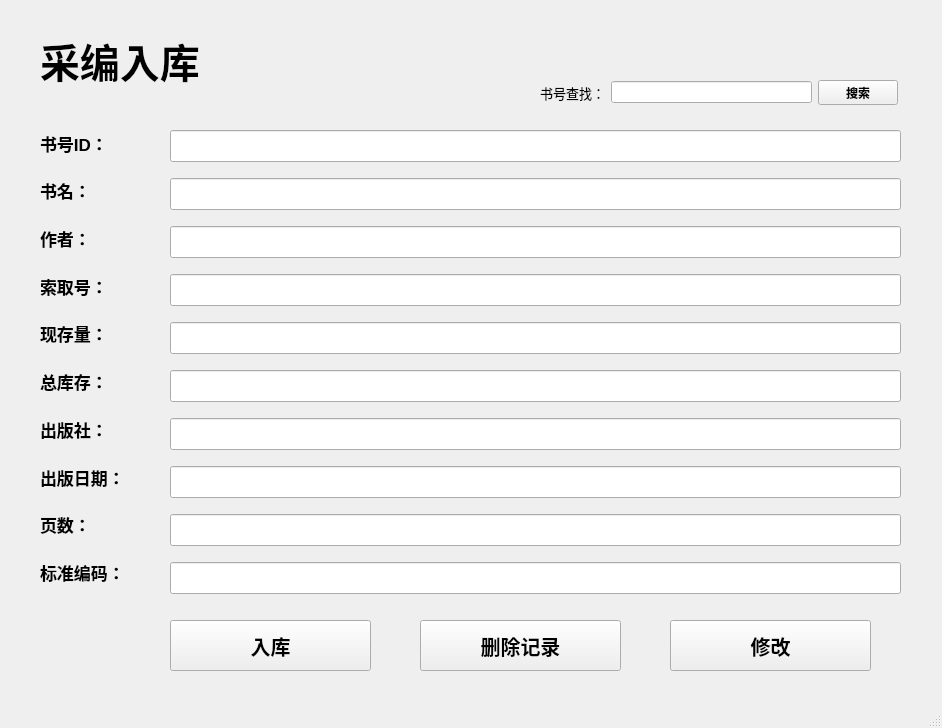
Above: LibraryManager/bookinw.ui from wmpscc/LibraryManager before the change. Below: the same form after it.
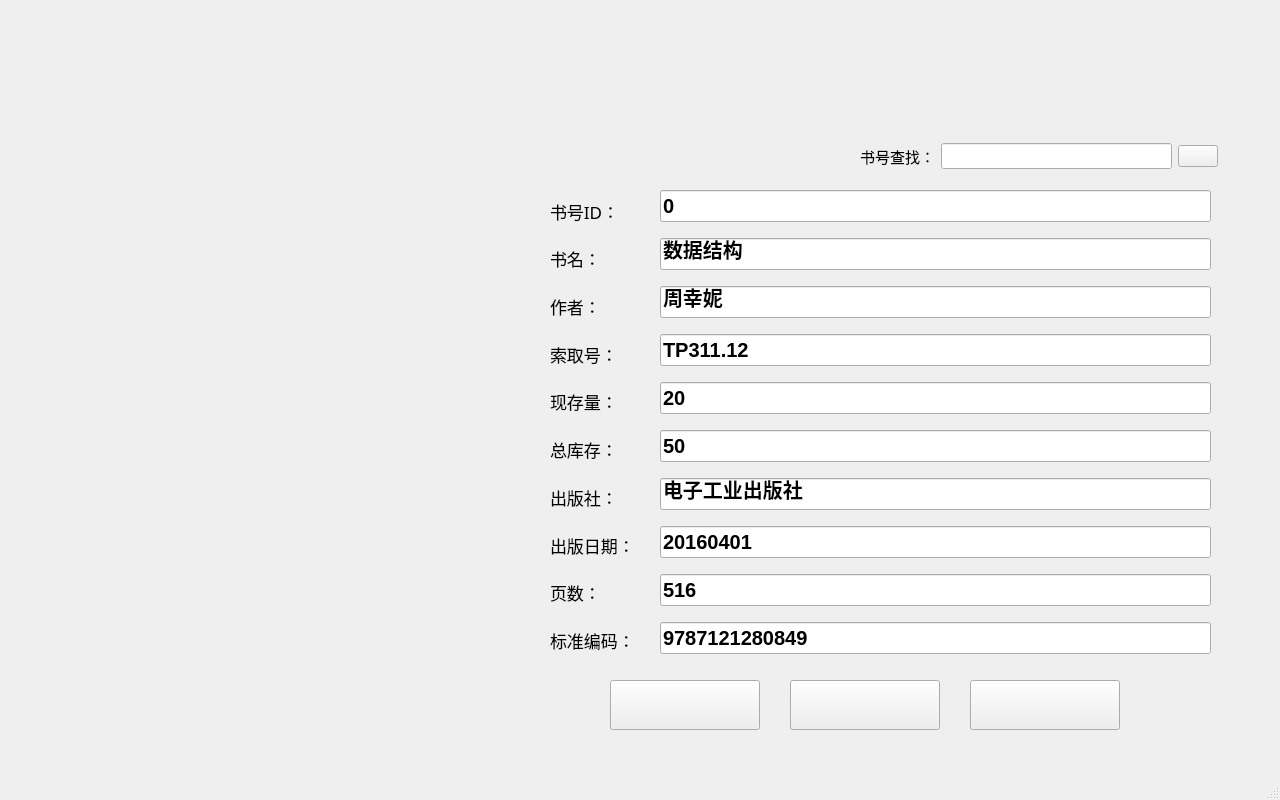
That is the form after the change.

Diff of the .ui file:
```diff
--- a/LibraryManager/bookinw.ui
+++ b/LibraryManager/bookinw.ui
@@ -6,8 +6,8 @@
    <rect>
     <x>0</x>
     <y>0</y>
-    <width>942</width>
-    <height>728</height>
+    <width>1280</width>
+    <height>800</height>
    </rect>
   </property>
   <property name="font">
@@ -20,33 +20,13 @@
    <string>MainWindow</string>
   </property>
   <widget class="QWidget" name="centralwidget">
-   <widget class="QLabel" name="label">
-    <property name="geometry">
-     <rect>
-      <x>40</x>
-      <y>30</y>
-      <width>251</width>
-      <height>61</height>
-     </rect>
-    </property>
-    <property name="font">
-     <font>
-      <pointsize>30</pointsize>
-      <weight>75</weight>
-      <bold>true</bold>
-     </font>
-    </property>
-    <property name="text">
-     <string>采编入库</string>
-    </property>
-   </widget>
    <widget class="QPushButton" name="pushButton">
     <property name="geometry">
      <rect>
-      <x>170</x>
-      <y>620</y>
-      <width>201</width>
-      <height>51</height>
+      <x>610</x>
+      <y>680</y>
+      <width>150</width>
+      <height>50</height>
      </rect>
     </property>
     <property name="font">
@@ -55,15 +35,15 @@
      </font>
     </property>
     <property name="text">
-     <string>入库</string>
+     <string/>
     </property>
    </widget>
    <widget class="QWidget" name="layoutWidget">
     <property name="geometry">
      <rect>
-      <x>40</x>
-      <y>122</y>
-      <width>117</width>
+      <x>550</x>
+      <y>190</y>
+      <width>101</width>
       <height>471</height>
      </rect>
     </property>
@@ -77,7 +57,10 @@
       <widget class="QLabel" name="label_2">
        <property name="font">
         <font>
+         <family>微软雅黑 Light</family>
          <pointsize>13</pointsize>
+         <weight>50</weight>
+         <bold>false</bold>
         </font>
        </property>
        <property name="text">
@@ -89,7 +72,10 @@
       <widget class="QLabel" name="label_3">
        <property name="font">
         <font>
+         <family>微软雅黑 Light</family>
          <pointsize>13</pointsize>
+         <weight>50</weight>
+         <bold>false</bold>
         </font>
        </property>
        <property name="text">
@@ -101,7 +87,10 @@
       <widget class="QLabel" name="label_4">
        <property name="font">
         <font>
+         <family>微软雅黑 Light</family>
          <pointsize>13</pointsize>
+         <weight>50</weight>
+         <bold>false</bold>
         </font>
        </property>
        <property name="text">
@@ -113,7 +102,10 @@
       <widget class="QLabel" name="label_5">
        <property name="font">
         <font>
+         <family>微软雅黑 Light</family>
          <pointsize>13</pointsize>
+         <weight>50</weight>
+         <bold>false</bold>
         </font>
        </property>
        <property name="text">
@@ -125,7 +117,10 @@
       <widget class="QLabel" name="label_6">
        <property name="font">
         <font>
+         <family>微软雅黑 Light</family>
          <pointsize>13</pointsize>
+         <weight>50</weight>
+         <bold>false</bold>
         </font>
        </property>
        <property name="text">
@@ -137,7 +132,10 @@
       <widget class="QLabel" name="label_7">
        <property name="font">
         <font>
+         <family>微软雅黑 Light</family>
          <pointsize>13</pointsize>
+         <weight>50</weight>
+         <bold>false</bold>
         </font>
        </property>
        <property name="text">
@@ -149,7 +147,10 @@
       <widget class="QLabel" name="label_8">
        <property name="font">
         <font>
+         <family>微软雅黑 Light</family>
          <pointsize>13</pointsize>
+         <weight>50</weight>
+         <bold>false</bold>
         </font>
        </property>
        <property name="text">
@@ -161,7 +162,10 @@
       <widget class="QLabel" name="label_9">
        <property name="font">
         <font>
+         <family>微软雅黑 Light</family>
          <pointsize>13</pointsize>
+         <weight>50</weight>
+         <bold>false</bold>
         </font>
        </property>
        <property name="text">
@@ -173,7 +177,10 @@
       <widget class="QLabel" name="label_10">
        <property name="font">
         <font>
+         <family>微软雅黑 Light</family>
          <pointsize>13</pointsize>
+         <weight>50</weight>
+         <bold>false</bold>
         </font>
        </property>
        <property name="text">
@@ -185,7 +192,10 @@
       <widget class="QLabel" name="label_11">
        <property name="font">
         <font>
+         <family>微软雅黑 Light</family>
          <pointsize>13</pointsize>
+         <weight>50</weight>
+         <bold>false</bold>
         </font>
        </property>
        <property name="text">
@@ -198,9 +208,9 @@
    <widget class="QWidget" name="layoutWidget">
     <property name="geometry">
      <rect>
-      <x>170</x>
-      <y>120</y>
-      <width>731</width>
+      <x>660</x>
+      <y>180</y>
+      <width>551</width>
       <height>491</height>
      </rect>
     </property>
@@ -217,6 +227,9 @@
          <pointsize>15</pointsize>
         </font>
        </property>
+       <property name="text">
+        <string>0</string>
+       </property>
       </widget>
      </item>
      <item>
@@ -226,6 +239,9 @@
          <pointsize>15</pointsize>
         </font>
        </property>
+       <property name="text">
+        <string>数据结构</string>
+       </property>
       </widget>
      </item>
      <item>
@@ -235,6 +251,9 @@
          <pointsize>15</pointsize>
         </font>
        </property>
+       <property name="text">
+        <string>周幸妮</string>
+       </property>
       </widget>
      </item>
      <item>
@@ -244,6 +263,9 @@
          <pointsize>15</pointsize>
         </font>
        </property>
+       <property name="text">
+        <string>TP311.12</string>
+       </property>
       </widget>
      </item>
      <item>
@@ -253,6 +275,9 @@
          <pointsize>15</pointsize>
         </font>
        </property>
+       <property name="text">
+        <string>20</string>
+       </property>
       </widget>
      </item>
      <item>
@@ -262,6 +287,9 @@
          <pointsize>15</pointsize>
         </font>
        </property>
+       <property name="text">
+        <string>50</string>
+       </property>
       </widget>
      </item>
      <item>
@@ -271,6 +299,9 @@
          <pointsize>15</pointsize>
         </font>
        </property>
+       <property name="text">
+        <string>电子工业出版社</string>
+       </property>
       </widget>
      </item>
      <item>
@@ -280,6 +311,9 @@
          <pointsize>15</pointsize>
         </font>
        </property>
+       <property name="text">
+        <string>20160401</string>
+       </property>
       </widget>
      </item>
      <item>
@@ -289,6 +323,9 @@
          <pointsize>15</pointsize>
         </font>
        </property>
+       <property name="text">
+        <string>516</string>
+       </property>
       </widget>
      </item>
      <item>
@@ -298,6 +335,9 @@
          <pointsize>15</pointsize>
         </font>
        </property>
+       <property name="text">
+        <string>9787121280849</string>
+       </property>
       </widget>
      </item>
     </layout>
@@ -305,10 +345,10 @@
    <widget class="QPushButton" name="pushButton_3">
     <property name="geometry">
      <rect>
-      <x>420</x>
-      <y>620</y>
-      <width>201</width>
-      <height>51</height>
+      <x>970</x>
+      <y>680</y>
+      <width>150</width>
+      <height>50</height>
      </rect>
     </property>
     <property name="font">
@@ -317,16 +357,16 @@
      </font>
     </property>
     <property name="text">
-     <string>删除记录</string>
+     <string/>
     </property>
    </widget>
    <widget class="QPushButton" name="pushButton_2">
     <property name="geometry">
      <rect>
-      <x>670</x>
-      <y>620</y>
-      <width>201</width>
-      <height>51</height>
+      <x>790</x>
+      <y>680</y>
+      <width>150</width>
+      <height>50</height>
      </rect>
     </property>
     <property name="font">
@@ -335,16 +375,16 @@
      </font>
     </property>
     <property name="text">
-     <string>修改</string>
+     <string/>
     </property>
    </widget>
    <widget class="QWidget" name="layoutWidget">
     <property name="geometry">
      <rect>
-      <x>540</x>
-      <y>80</y>
+      <x>860</x>
+      <y>140</y>
       <width>358</width>
-      <height>25</height>
+      <height>32</height>
      </rect>
     </property>
     <layout class="QHBoxLayout" name="horizontalLayout">
@@ -352,7 +392,8 @@
       <widget class="QLabel" name="label_12">
        <property name="font">
         <font>
-         <pointsize>10</pointsize>
+         <family>微软雅黑 Light</family>
+         <pointsize>11</pointsize>
          <weight>50</weight>
          <bold>false</bold>
         </font>
@@ -363,12 +404,18 @@
       </widget>
      </item>
      <item>
-      <widget class="QLineEdit" name="lineEdit_11"/>
+      <widget class="QLineEdit" name="le_book_id_2">
+       <property name="font">
+        <font>
+         <pointsize>11</pointsize>
+        </font>
+       </property>
+      </widget>
      </item>
      <item>
       <widget class="QPushButton" name="pushButton_4">
        <property name="text">
-        <string>搜索</string>
+        <string/>
        </property>
       </widget>
      </item>
```
Left out of the diff: 24 changed lines with no effect on the pictures.
